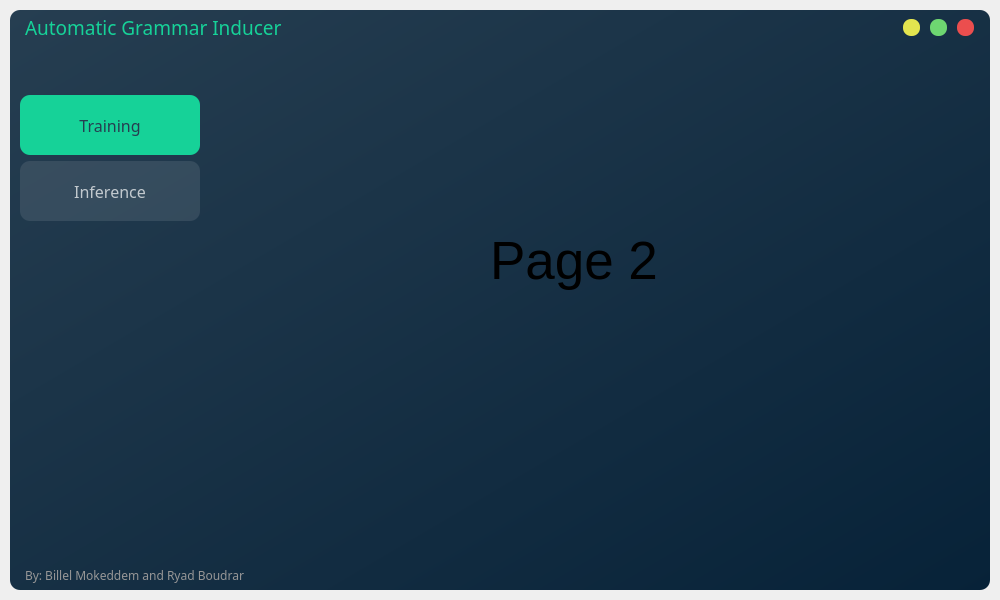
Before: the Qt Designer form frontend/interface.ui in mokeddembillel/NLP-Grammar-Inducer, drawn with Qt 5.
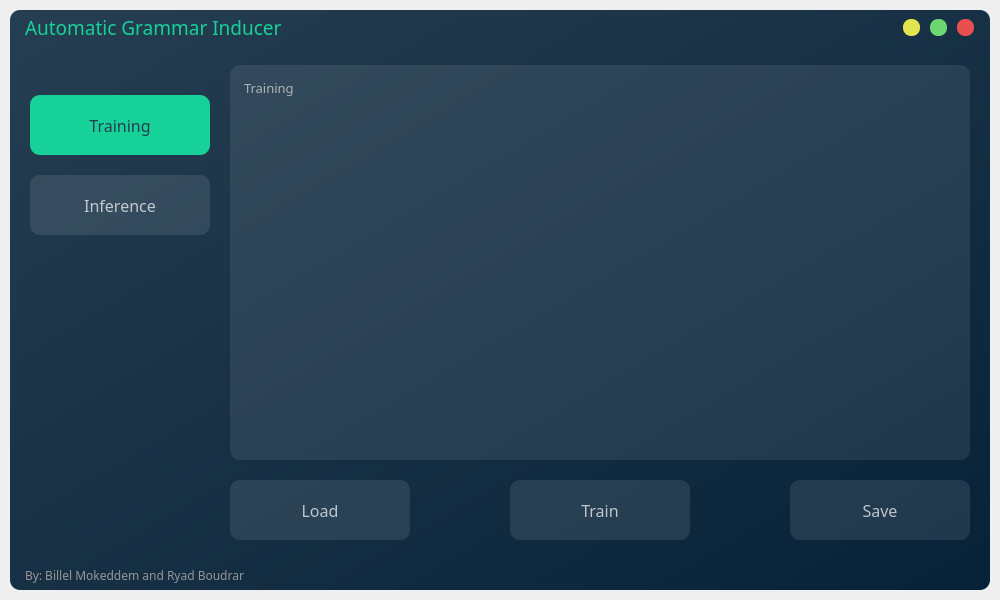
After: the same form once the commit is applied.

Commit message: Completing Training UI

The edit to the form file:
```diff
--- a/frontend/interface.ui
+++ b/frontend/interface.ui
@@ -297,14 +297,20 @@
              <enum>QFrame::Raised</enum>
             </property>
             <layout class="QFormLayout" name="formLayout">
+             <property name="horizontalSpacing">
+              <number>0</number>
+             </property>
+             <property name="verticalSpacing">
+              <number>20</number>
+             </property>
              <property name="leftMargin">
-              <number>10</number>
+              <number>20</number>
              </property>
              <property name="topMargin">
               <number>50</number>
              </property>
              <property name="rightMargin">
-              <number>10</number>
+              <number>0</number>
              </property>
              <property name="bottomMargin">
               <number>0</number>
@@ -428,24 +434,305 @@
                 <property name="styleSheet">
                  <string notr="true">background-color: none;</string>
                 </property>
-                <widget class="QLabel" name="label_2">
-                 <property name="geometry">
-                  <rect>
-                   <x>280</x>
-                   <y>145</y>
-                   <width>341</width>
-                   <height>141</height>
-                  </rect>
+                <layout class="QVBoxLayout" name="verticalLayout_2">
+                 <property name="spacing">
+                  <number>20</number>
                  </property>
-                 <property name="font">
-                  <font>
-                   <pointsize>40</pointsize>
-                  </font>
+                 <property name="leftMargin">
+                  <number>20</number>
                  </property>
-                 <property name="text">
-                  <string>Page 2</string>
+                 <property name="topMargin">
+                  <number>20</number>
                  </property>
-                </widget>
+                 <property name="rightMargin">
+                  <number>20</number>
+                 </property>
+                 <property name="bottomMargin">
+                  <number>20</number>
+                 </property>
+                 <item>
+                  <widget class="QFrame" name="training_content">
+                   <property name="frameShape">
+                    <enum>QFrame::StyledPanel</enum>
+                   </property>
+                   <property name="frameShadow">
+                    <enum>QFrame::Raised</enum>
+                   </property>
+                   <layout class="QVBoxLayout" name="verticalLayout_3">
+                    <property name="spacing">
+                     <number>20</number>
+                    </property>
+                    <property name="leftMargin">
+                     <number>0</number>
+                    </property>
+                    <property name="topMargin">
+                     <number>0</number>
+                    </property>
+                    <property name="rightMargin">
+                     <number>0</number>
+                    </property>
+                    <property name="bottomMargin">
+                     <number>0</number>
+                    </property>
+                    <item>
+                     <widget class="QFrame" name="corpus_frame">
+                      <property name="frameShape">
+                       <enum>QFrame::StyledPanel</enum>
+                      </property>
+                      <property name="frameShadow">
+                       <enum>QFrame::Raised</enum>
+                      </property>
+                      <layout class="QVBoxLayout" name="verticalLayout_4">
+                       <property name="spacing">
+                        <number>0</number>
+                       </property>
+                       <property name="leftMargin">
+                        <number>0</number>
+                       </property>
+                       <property name="topMargin">
+                        <number>0</number>
+                       </property>
+                       <property name="rightMargin">
+                        <number>0</number>
+                       </property>
+                       <property name="bottomMargin">
+                        <number>0</number>
+                       </property>
+                       <item>
+                        <widget class="QPlainTextEdit" name="corpus_text">
+                         <property name="font">
+                          <font>
+                           <family>Tw Cen MT</family>
+                           <pointsize>10</pointsize>
+                          </font>
+                         </property>
+                         <property name="styleSheet">
+                          <string notr="true">QPlainTextEdit {
+	background-color: rgba(225,225,225,0.1);
+	color: rgba(225,225,225,0.7);
+	border-radius: 10px;
+	padding: 10px;
+}
+
+QPlainTextEdit:focus {
+	background-color: rgba(225,225,225,0.2);
+	color: rgba(225,225,225,1);
+}</string>
+                         </property>
+                         <property name="horizontalScrollBarPolicy">
+                          <enum>Qt::ScrollBarAlwaysOff</enum>
+                         </property>
+                         <property name="plainText">
+                          <string>Training</string>
+                         </property>
+                        </widget>
+                       </item>
+                      </layout>
+                     </widget>
+                    </item>
+                    <item>
+                     <widget class="QFrame" name="training_btns">
+                      <property name="maximumSize">
+                       <size>
+                        <width>16777215</width>
+                        <height>70</height>
+                       </size>
+                      </property>
+                      <property name="frameShape">
+                       <enum>QFrame::StyledPanel</enum>
+                      </property>
+                      <property name="frameShadow">
+                       <enum>QFrame::Raised</enum>
+                      </property>
+                      <layout class="QHBoxLayout" name="horizontalLayout_8">
+                       <property name="spacing">
+                        <number>0</number>
+                       </property>
+                       <property name="sizeConstraint">
+                        <enum>QLayout::SetDefaultConstraint</enum>
+                       </property>
+                       <property name="leftMargin">
+                        <number>0</number>
+                       </property>
+                       <property name="topMargin">
+                        <number>0</number>
+                       </property>
+                       <property name="rightMargin">
+                        <number>0</number>
+                       </property>
+                       <property name="bottomMargin">
+                        <number>0</number>
+                       </property>
+                       <item>
+                        <widget class="QPushButton" name="btn_load">
+                         <property name="minimumSize">
+                          <size>
+                           <width>180</width>
+                           <height>60</height>
+                          </size>
+                         </property>
+                         <property name="maximumSize">
+                          <size>
+                           <width>180</width>
+                           <height>60</height>
+                          </size>
+                         </property>
+                         <property name="font">
+                          <font>
+                           <family>Tw Cen MT</family>
+                           <pointsize>12</pointsize>
+                          </font>
+                         </property>
+                         <property name="layoutDirection">
+                          <enum>Qt::LeftToRight</enum>
+                         </property>
+                         <property name="styleSheet">
+                          <string notr="true">QPushButton {
+	color: rgba(255, 255, 255, 0.7);
+	background-color: rgba(255, 255, 255, 0.1);
+}
+
+QPushButton:hover {
+	color: rgba(255, 255, 255, 1);
+	background-color: rgba(255, 255, 255, 0.2);
+}
+
+QPushButton:pressed {
+	background-color: rgb(22, 210, 152);
+	color: rgb(38, 62, 81);
+}</string>
+                         </property>
+                         <property name="text">
+                          <string>Load</string>
+                         </property>
+                        </widget>
+                       </item>
+                       <item>
+                        <spacer name="horizontalSpacer">
+                         <property name="orientation">
+                          <enum>Qt::Horizontal</enum>
+                         </property>
+                         <property name="sizeType">
+                          <enum>QSizePolicy::Expanding</enum>
+                         </property>
+                         <property name="sizeHint" stdset="0">
+                          <size>
+                           <width>5</width>
+                           <height>20</height>
+                          </size>
+                         </property>
+                        </spacer>
+                       </item>
+                       <item>
+                        <widget class="QPushButton" name="btn_train">
+                         <property name="minimumSize">
+                          <size>
+                           <width>180</width>
+                           <height>60</height>
+                          </size>
+                         </property>
+                         <property name="maximumSize">
+                          <size>
+                           <width>180</width>
+                           <height>60</height>
+                          </size>
+                         </property>
+                         <property name="font">
+                          <font>
+                           <family>Tw Cen MT</family>
+                           <pointsize>12</pointsize>
+                          </font>
+                         </property>
+                         <property name="layoutDirection">
+                          <enum>Qt::LeftToRight</enum>
+                         </property>
+                         <property name="styleSheet">
+                          <string notr="true">QPushButton {
+	color: rgba(255, 255, 255, 0.7);
+	background-color: rgba(255, 255, 255, 0.1);
+}
+
+QPushButton:hover {
+	color: rgba(255, 255, 255, 1);
+	background-color: rgba(255, 255, 255, 0.2);
+}
+
+
+QPushButton:pressed {
+	background-color: rgb(22, 210, 152);
+	color: rgb(38, 62, 81);
+}</string>
+                         </property>
+                         <property name="text">
+                          <string>Train</string>
+                         </property>
+                        </widget>
+                       </item>
+                       <item>
+                        <spacer name="horizontalSpacer_2">
+                         <property name="orientation">
+                          <enum>Qt::Horizontal</enum>
+                         </property>
+                         <property name="sizeHint" stdset="0">
+                          <size>
+                           <width>40</width>
+                           <height>20</height>
+                          </size>
+                         </property>
+                        </spacer>
+                       </item>
+                       <item>
+                        <widget class="QPushButton" name="btn_save">
+                         <property name="minimumSize">
+                          <size>
+                           <width>180</width>
+                           <height>60</height>
+                          </size>
+                         </property>
+                         <property name="maximumSize">
+                          <size>
+                           <width>180</width>
+                           <height>60</height>
+                          </size>
+                         </property>
+                         <property name="font">
+                          <font>
+                           <family>Tw Cen MT</family>
+                           <pointsize>12</pointsize>
+                          </font>
+                         </property>
+                         <property name="layoutDirection">
+                          <enum>Qt::LeftToRight</enum>
+                         </property>
+                         <property name="styleSheet">
+                          <string notr="true">QPushButton {
+	color: rgba(255, 255, 255, 0.7);
+	background-color: rgba(255, 255, 255, 0.1);
+}
+
+QPushButton:hover {
+	color: rgba(255, 255, 255, 1);
+	background-color: rgba(255, 255, 255, 0.2);
+}
+
+
+QPushButton:pressed {
+	background-color: rgb(22, 210, 152);
+	color: rgb(38, 62, 81);
+}</string>
+                         </property>
+                         <property name="text">
+                          <string>Save</string>
+                         </property>
+                        </widget>
+                       </item>
+                      </layout>
+                     </widget>
+                    </item>
+                   </layout>
+                  </widget>
+                 </item>
+                </layout>
                </widget>
                <widget class="QWidget" name="inference">
                 <property name="styleSheet">
```
Left out of the diff: 313 changed lines with no effect on the pictures. The commit also changes 1 other file.
